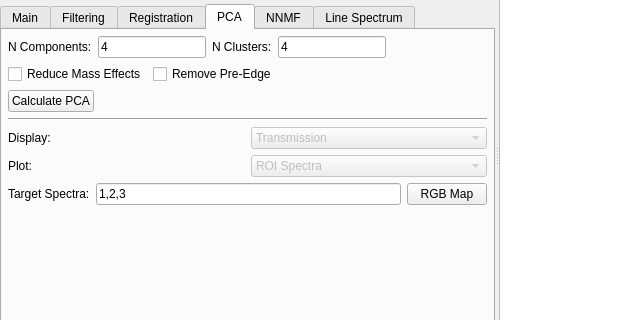
First picture: the form in pystxmcontrol/gui/analysis_widget.ui, repository davidalexandershapiro/pystxmcontrol, before the edit; both pictures show x 0 to 639 and y 296 to 616 of the 1299 by 900 pixel window.
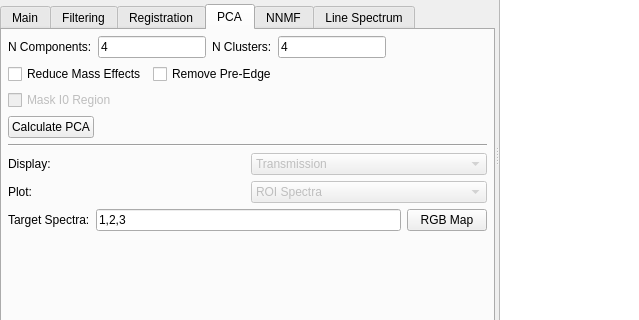
Second picture: the form after the edit. The open tabs and pages were chosen to show the change. Custom widgets are drawn as their Qt base class.

Commit message: Added masking to PCA/NNMF calculation.  This  uses the I0 mask determined from the histogram Added 2/4/6 energy mapping into RGB.

The edit to the form file:
```diff
--- a/pystxmcontrol/gui/analysis_widget.ui
+++ b/pystxmcontrol/gui/analysis_widget.ui
@@ -914,6 +914,16 @@
              </item>
             </layout>
            </item>
+           <item>
+            <widget class="QCheckBox" name="a2_pcaMaskI0Checkbox">
+             <property name="enabled">
+              <bool>false</bool>
+             </property>
+             <property name="text">
+              <string>Mask I0 Region</string>
+             </property>
+            </widget>
+           </item>
            <item>
             <layout class="QHBoxLayout" name="a2_calc_pca_layout">
              <item>
```
Left out of the diff: 10 changed lines with no effect on the pictures. The commit also changes 2 other files.
